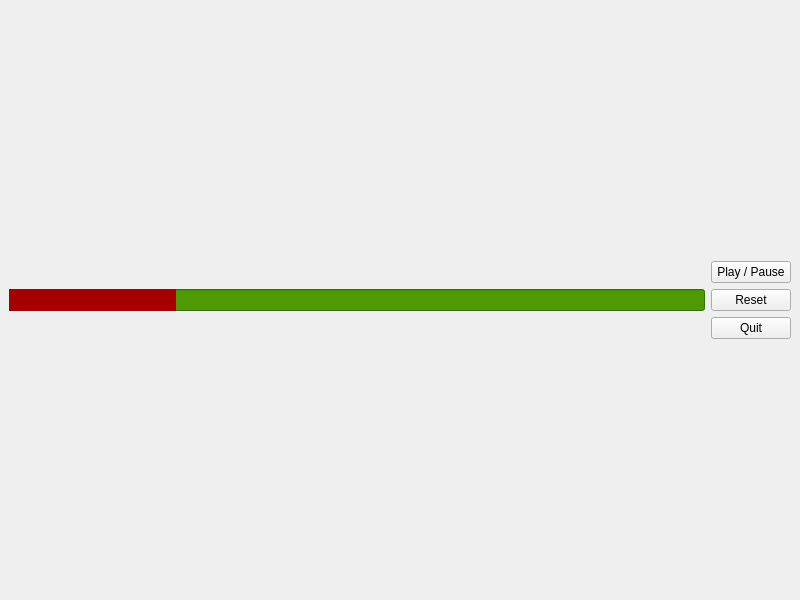
The window that g.ui (jaysonhelseth/nerflaserboss) describes before a commit, drawn with Qt 5.
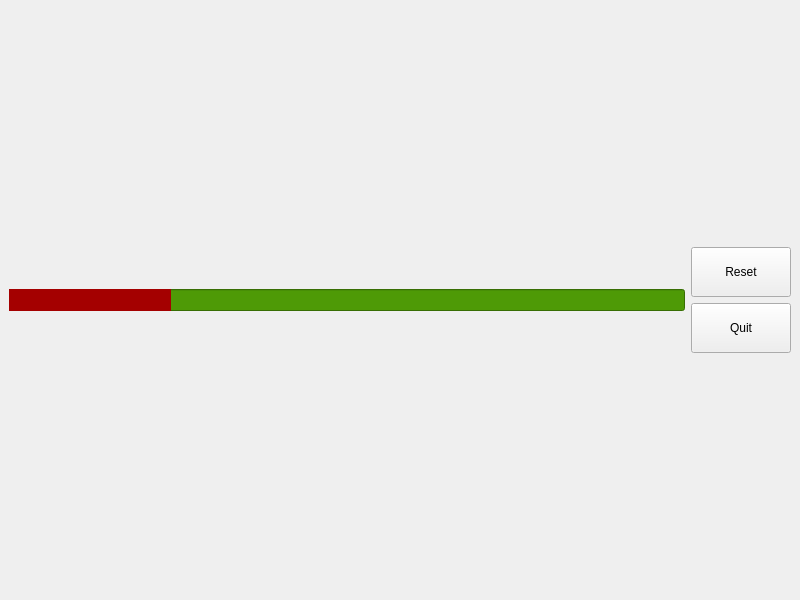
The same window after the commit.

Commit message: Removed play/pause button and made the remaining buttons bigger.

```diff
--- a/g.ui
+++ b/g.ui
@@ -56,15 +56,14 @@
         </property>
        </spacer>
       </item>
-      <item>
-       <widget class="QPushButton" name="playPauseButton">
-        <property name="text">
-         <string>Play / Pause</string>
-        </property>
-       </widget>
-      </item>
       <item>
        <widget class="QPushButton" name="resetButton">
+        <property name="minimumSize">
+         <size>
+          <width>100</width>
+          <height>50</height>
+         </size>
+        </property>
         <property name="text">
          <string>Reset</string>
         </property>
@@ -72,6 +71,12 @@
       </item>
       <item>
        <widget class="QPushButton" name="quitButton">
+        <property name="minimumSize">
+         <size>
+          <width>100</width>
+          <height>50</height>
+         </size>
+        </property>
         <property name="text">
          <string>Quit</string>
         </property>
```
The commit also changes 1 other file.
